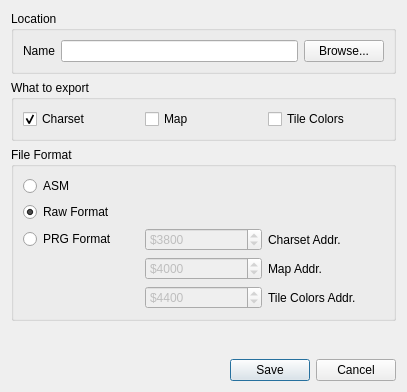
Old version of the form src/exportdialog.ui in the repository ricardoquesada/vchar64.
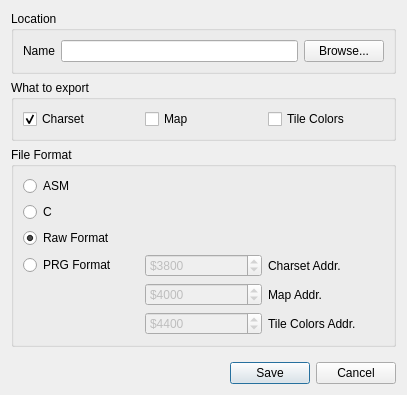
New version of the form.

What changed in the file:
```diff
--- a/src/exportdialog.ui
+++ b/src/exportdialog.ui
@@ -7,7 +7,7 @@
     <x>0</x>
     <y>0</y>
     <width>407</width>
-    <height>392</height>
+    <height>395</height>
    </rect>
   </property>
   <property name="windowTitle">
@@ -82,17 +82,7 @@
       <string>File Format</string>
      </property>
      <layout class="QGridLayout" name="gridLayout">
-      <item row="1" column="0">
-       <widget class="QRadioButton" name="radioButton_raw">
-        <property name="text">
-         <string>Raw Format</string>
-        </property>
-        <property name="checked">
-         <bool>true</bool>
-        </property>
-       </widget>
-      </item>
-      <item row="2" column="1">
+      <item row="3" column="1">
        <widget class="QSpinBox" name="spinBox_charsetAddress">
         <property name="enabled">
          <bool>false</bool>
@@ -112,25 +102,6 @@
        </widget>
       </item>
       <item row="4" column="1">
-       <widget class="QSpinBox" name="spinBox_attribAddress">
-        <property name="enabled">
-         <bool>false</bool>
-        </property>
-        <property name="prefix">
-         <string>$</string>
-        </property>
-        <property name="maximum">
-         <number>65536</number>
-        </property>
-        <property name="value">
-         <number>17408</number>
-        </property>
-        <property name="displayIntegerBase">
-         <number>16</number>
-        </property>
-       </widget>
-      </item>
-      <item row="3" column="1">
        <widget class="QSpinBox" name="spinBox_mapAddress">
         <property name="enabled">
          <bool>false</bool>
@@ -156,34 +127,70 @@
         </property>
        </widget>
       </item>
-      <item row="2" column="0">
-       <widget class="QRadioButton" name="radioButton_prg">
-        <property name="text">
-         <string>PRG Format</string>
-        </property>
-       </widget>
-      </item>
-      <item row="2" column="2">
+      <item row="3" column="2">
        <widget class="QLabel" name="label_2">
         <property name="text">
          <string>Charset Addr.</string>
         </property>
        </widget>
       </item>
-      <item row="3" column="2">
-       <widget class="QLabel" name="label_3">
-        <property name="text">
-         <string>Map Addr.</string>
-        </property>
-       </widget>
-      </item>
-      <item row="4" column="2">
+      <item row="5" column="2">
        <widget class="QLabel" name="label_4">
         <property name="text">
          <string>Tile Colors Addr.</string>
         </property>
        </widget>
       </item>
+      <item row="5" column="1">
+       <widget class="QSpinBox" name="spinBox_attribAddress">
+        <property name="enabled">
+         <bool>false</bool>
+        </property>
+        <property name="prefix">
+         <string>$</string>
+        </property>
+        <property name="maximum">
+         <number>65536</number>
+        </property>
+        <property name="value">
+         <number>17408</number>
+        </property>
+        <property name="displayIntegerBase">
+         <number>16</number>
+        </property>
+       </widget>
+      </item>
+      <item row="3" column="0">
+       <widget class="QRadioButton" name="radioButton_prg">
+        <property name="text">
+         <string>PRG Format</string>
+        </property>
+       </widget>
+      </item>
+      <item row="4" column="2">
+       <widget class="QLabel" name="label_3">
+        <property name="text">
+         <string>Map Addr.</string>
+        </property>
+       </widget>
+      </item>
+      <item row="2" column="0">
+       <widget class="QRadioButton" name="radioButton_raw">
+        <property name="text">
+         <string>Raw Format</string>
+        </property>
+        <property name="checked">
+         <bool>true</bool>
+        </property>
+       </widget>
+      </item>
+      <item row="1" column="0">
+       <widget class="QRadioButton" name="radioButton_c">
+        <property name="text">
+         <string>C</string>
+        </property>
+       </widget>
+      </item>
      </layout>
     </widget>
    </item>
```
